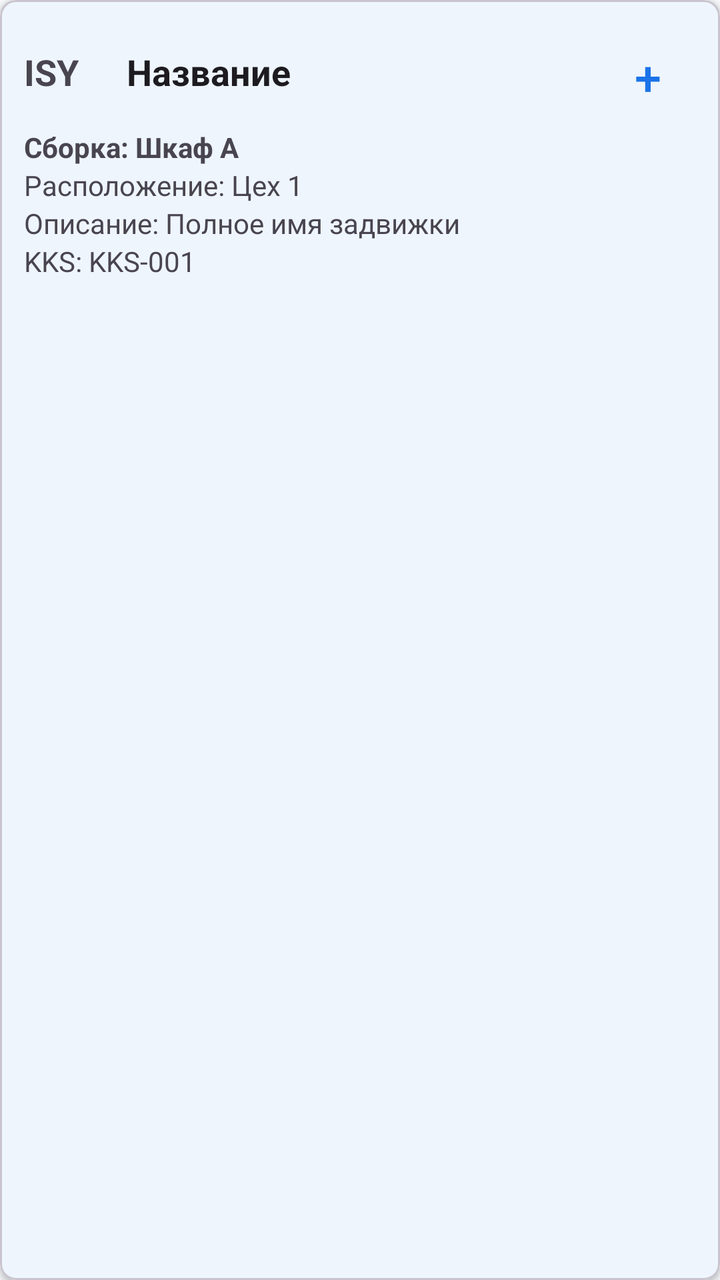
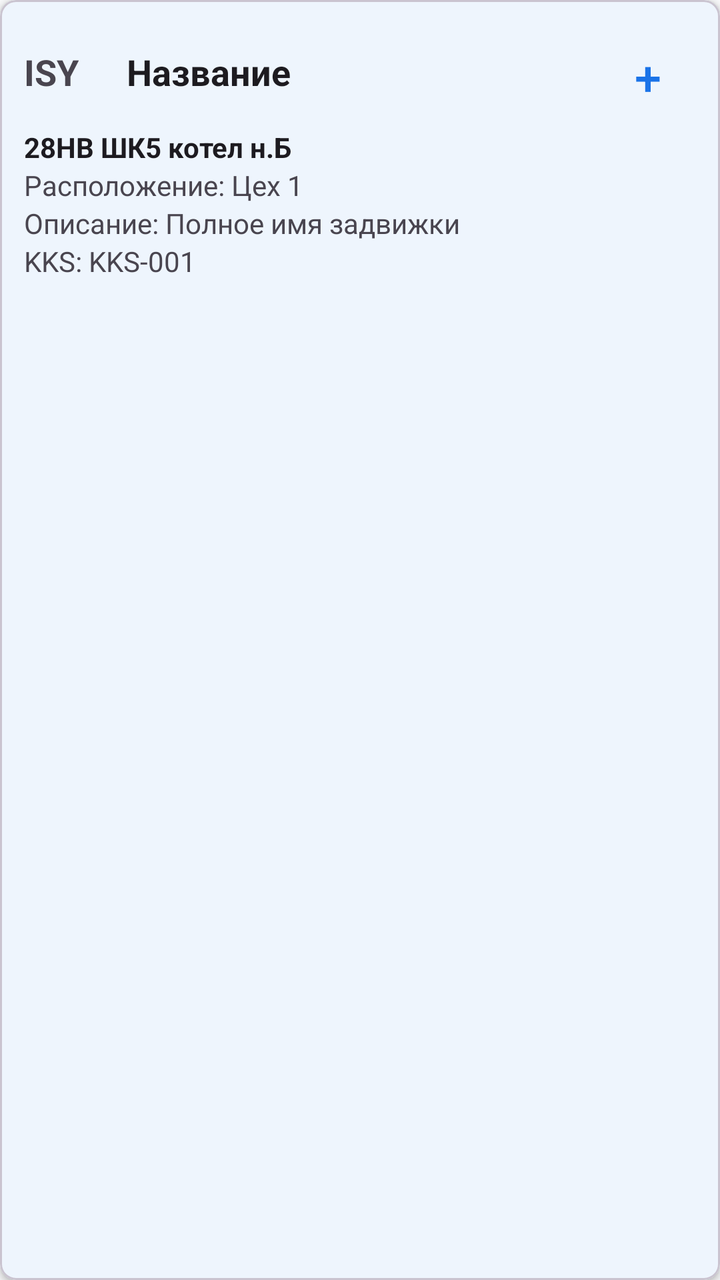

An Android layout rendered at two revisions. The XML below is the earlier revision; the diff shows what the commit changed to produce the second picture.
<!-- AndroidManifest.xml: application theme Theme.FocusApp -->
<!-- res/layout/item_gate_valve.xml -->
<?xml version="1.0" encoding="utf-8"?>
<com.google.android.material.card.MaterialCardView xmlns:android="http://schemas.android.com/apk/res/android"
    xmlns:app="http://schemas.android.com/apk/res-auto"
    android:layout_width="match_parent"
    android:layout_height="wrap_content"
    android:layout_marginBottom="8dp"
    app:cardElevation="2dp"
    app:cardCornerRadius="8dp"
    android:foreground="?android:attr/selectableItemBackground">

    <LinearLayout
        android:layout_width="match_parent"
        android:layout_height="wrap_content"
        android:orientation="vertical"
        android:padding="12dp">

        
        <LinearLayout
            android:layout_width="match_parent"
            android:layout_height="wrap_content"
            android:orientation="horizontal"
            android:gravity="center_vertical">

            <TextView
                android:id="@+id/tvIsy"
                android:layout_width="wrap_content"
                android:layout_height="wrap_content"
                android:text="ISY"
                android:textSize="18sp"
                android:textStyle="bold"
                android:layout_marginEnd="12dp"/>

            <TextView
                android:id="@+id/tvName"
                android:layout_width="0dp"
                android:layout_height="wrap_content"
                android:layout_weight="1"
                android:layout_marginStart="12dp"
                android:text="Название"
                android:textSize="18sp"
                android:textStyle="bold"
                android:textColor="?android:attr/textColorPrimary" />

            
            <com.google.android.material.button.MaterialButton
                android:id="@+id/btnAddToList"
                android:layout_width="48dp"
                android:layout_height="48dp"
                android:text="+"
                android:textSize="24sp"
                style="@style/Widget.Material3.Button.TextButton" />
        </LinearLayout>

        
        <TextView
            android:id="@+id/tvPowerCabinet"
            android:layout_width="match_parent"
            android:layout_height="wrap_content"
            android:layout_marginTop="4dp"
            android:text="Сборка: Шкаф А"
            android:textSize="14sp"
            android:textColor="?android:attr/textColorSecondary"
            android:textStyle="bold"/>

        
        <TextView
            android:id="@+id/tvOnPlace"
            android:layout_width="match_parent"
            android:layout_height="wrap_content"
            android:text="Расположение: Цех 1"
            android:textSize="14sp"
            android:textColor="?android:attr/textColorSecondary" />

        
        <TextView
            android:id="@+id/tvFullName"
            android:layout_width="match_parent"
            android:layout_height="wrap_content"
            android:text="Описание: Полное имя задвижки"
            android:textSize="14sp"
            android:textColor="?android:attr/textColorSecondary" />

        
        <TextView
            android:id="@+id/tvKks"
            android:layout_width="match_parent"
            android:layout_height="wrap_content"
            android:text="KKS: KKS-001"
            android:textSize="14sp"
            android:textColor="?android:attr/textColorSecondary"
            android:layout_marginBottom="4dp" />

        
        <LinearLayout
            android:id="@+id/expandedContent"
            android:layout_width="match_parent"
            android:layout_height="wrap_content"
            android:orientation="horizontal"
            android:gravity="center"
            android:layout_marginTop="8dp"
            android:visibility="gone">

            <com.google.android.material.button.MaterialButton
                android:id="@+id/btnBlockingOpen"
                android:layout_width="0dp"
                android:layout_height="wrap_content"
                android:layout_weight="1"
                android:layout_marginEnd="4dp"
                android:text="Открытие-блокировки"
                style="@style/Widget.Material3.Button.OutlinedButton" />

            <com.google.android.material.button.MaterialButton
                android:id="@+id/btnBlockingClose"
                android:layout_width="0dp"
                android:layout_height="wrap_content"
                android:layout_weight="1"
                android:layout_marginEnd="4dp"
                android:text="Закрытие-блокировки"
                style="@style/Widget.Material3.Button.OutlinedButton" />

            <com.google.android.material.button.MaterialButton
                android:id="@+id/btnExternalChain"
                android:layout_width="0dp"
                android:layout_height="wrap_content"
                android:layout_weight="1"
                android:text="Внешние цепи"
                style="@style/Widget.Material3.Button.OutlinedButton" />
        </LinearLayout>

    </LinearLayout>

</com.google.android.material.card.MaterialCardView>
<!-- resources referenced by this layout -->
<resources>
  <style name="Theme.FocusApp" parent="Theme.Material3.DayNight.NoActionBar">
          
          <item name="colorPrimary">@color/primary</item>
          <item name="colorPrimaryContainer">@color/primary_container</item>
          <item name="colorSecondary">@color/secondary</item>
          <item name="colorTertiary">@color/tertiary</item>
  
          
          <item name="colorOnPrimary">@color/on_primary</item>
          <item name="colorOnSurface">@color/on_surface</item>
          <item name="colorOnSurfaceVariant">@color/on_surface_secondary</item>
  
          
          <item name="colorSurface">@color/surface</item>
          <item name="colorSurfaceVariant">@color/surface_variant</item>
          <item name="android:colorBackground">@color/background</item>
  
          
          <item name="android:statusBarColor">@color/status_bar</item>
  
          
          <item name="android:navigationBarColor">@color/surface</item>
      </style>
  <color name="primary">#1A73E8</color>
  <color name="primary_container">#D2E3FC</color>
  <color name="secondary">#03DAC6</color>
  <color name="tertiary">#FF6B6B</color>
  <color name="on_primary">#FFFFFF</color>
  <color name="on_surface">#202124</color>
  <color name="on_surface_secondary">#5F6368</color>
  <color name="surface">#FFFFFF</color>
  <color name="surface_variant">#F5F5F5</color>
  <color name="background">#F8F9FA</color>
  <color name="status_bar">#FFFFFF</color>
</resources>

<!-- the commit's change to res/layout/item_gate_valve.xml (unified diff, before → after) -->
@@ -53,14 +53,14 @@
 
         
         <TextView
-            android:id="@+id/tvPowerCabinet"
+            android:id="@+id/tvLocation"
             android:layout_width="match_parent"
             android:layout_height="wrap_content"
             android:layout_marginTop="4dp"
-            android:text="Сборка: Шкаф А"
+            android:text="28НВ ШК5 котел н.Б"
             android:textSize="14sp"
-            android:textColor="?android:attr/textColorSecondary"
-            android:textStyle="bold"/>
+            android:textStyle="bold"
+            android:textColor="?android:attr/textColorPrimary" />
 
         
         <TextView
